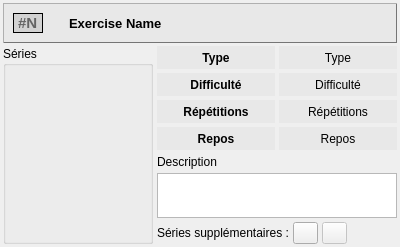
oktal/bodeasy, file src/exercisewidget.ui: the form before one commit.
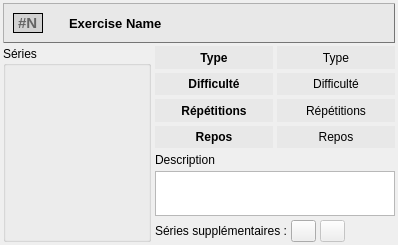
The form after the commit. Icons and pictures are not drawn.

Commit message: Draw series in SessionIconView

```diff
--- a/src/exercisewidget.ui
+++ b/src/exercisewidget.ui
@@ -6,8 +6,8 @@
    <rect>
     <x>0</x>
     <y>0</y>
-    <width>400</width>
-    <height>247</height>
+    <width>398</width>
+    <height>245</height>
    </rect>
   </property>
   <property name="sizePolicy">
@@ -141,8 +141,8 @@
             <rect>
              <x>0</x>
              <y>0</y>
-             <width>139</width>
-             <height>171</height>
+             <width>125</width>
+             <height>172</height>
             </rect>
            </property>
            <property name="styleSheet">
```
Left out of the diff: 12 changed lines with no effect on the pictures. The commit also changes 2 other files.
